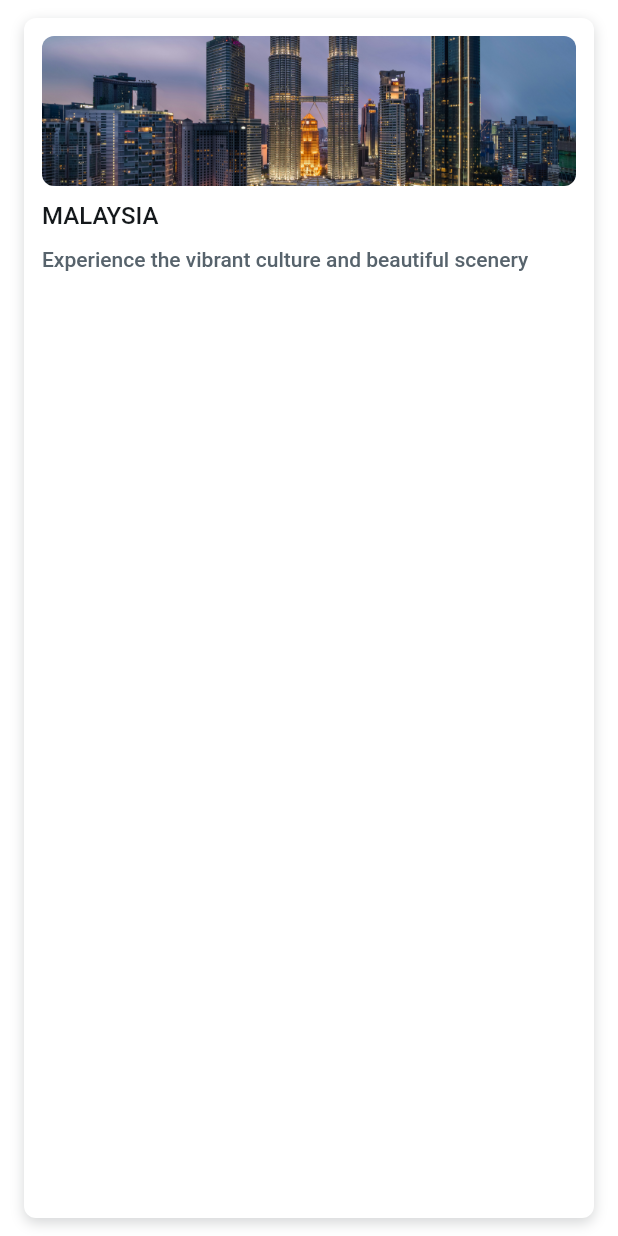
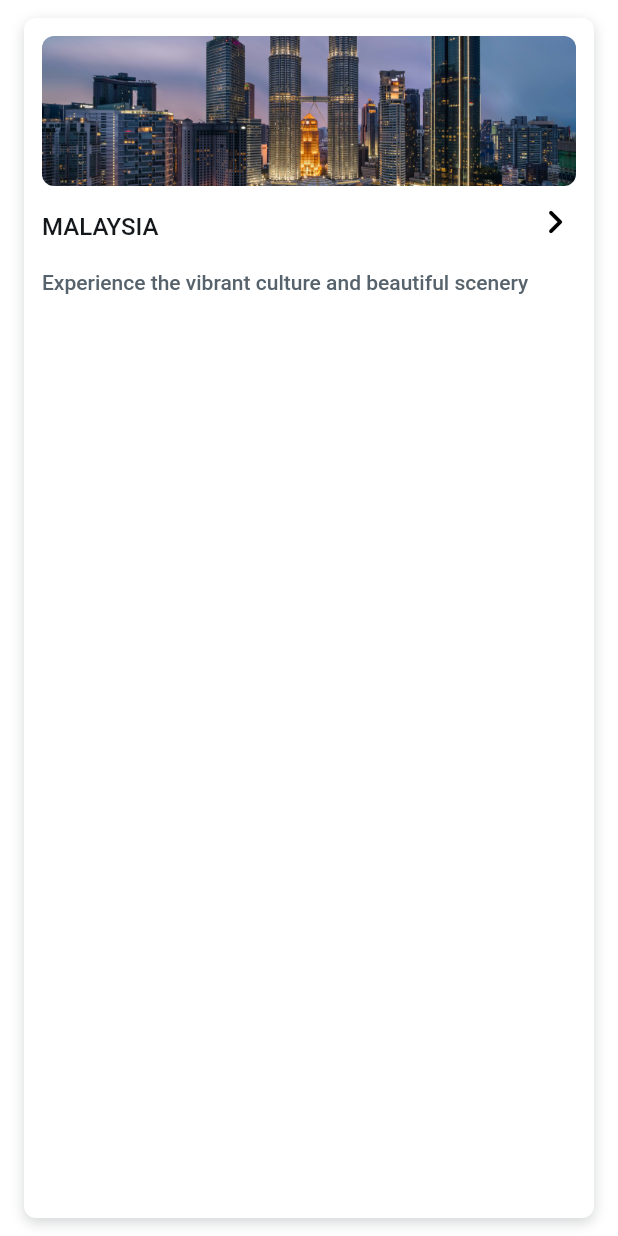
Before and after one commit to REM-moe/Foxy_Holidays_app, a Flutter app: the DestinationCard widget shown alone on an empty page, opened directly, on a phone screen of 412 x 824 dp. Run offline on Flutter 3.47's test engine with Material 3 defaults, Android fonts, the phone set to English and light mode, and no system bars; our stand-ins replace flutter_rating_bar.

Commit message:
foxy holidays 0.0.1

```diff
--- a/foxy_holidays/lib/components/focy_country_card.dart
+++ b/foxy_holidays/lib/components/focy_country_card.dart
@@ -57,6 +57,7 @@ class DestinationCard extends StatelessWidget {
                   padding: const EdgeInsetsDirectional.fromSTEB(0, 8, 0, 8),
                   child: Row(
                     mainAxisSize: MainAxisSize.max,
+                    mainAxisAlignment: MainAxisAlignment.spaceBetween,
                     children: [
                       Text(
                         countryName,
@@ -65,6 +66,23 @@ class DestinationCard extends StatelessWidget {
                           fontSize: 16,
                           letterSpacing: 0,
                           fontWeight: FontWeight.w500,
+                        ),
+                      ),
+                      Padding(
+                        padding:
+                            const EdgeInsetsDirectional.fromSTEB(0, 0, 0, 8),
+                        child: Container(
+                          width: 30,
+                          height: 30,
+                          decoration: const BoxDecoration(
+                            color: Colors.white,
+                            shape: BoxShape.circle,
+                          ),
+                          child: const Icon(
+                            Icons.chevron_right_rounded,
+                            color: Colors.black,
+                            size: 32,
+                          ),
                         ),
                       ),
                     ],
--- a/foxy_holidays/lib/components/foxy_visa.dart
+++ b/foxy_holidays/lib/components/foxy_visa.dart
@@ -62,7 +62,7 @@ class FlightInfoCard extends StatelessWidget {
                     Align(
                       alignment: const AlignmentDirectional(0, 0),
                       child: Text(
-                        'GET YOUR VISA VIA FOXY HOLIDAYS',
+                        'CLICK TO GET YOUR VISA VIA FOXY HOLIDAYS',
                         style: Theme.of(context).textTheme.bodyMedium?.copyWith(
                               color: Colors.black,
                               letterSpacing: 0,
```
Also changed, not shown: foxy_holidays/lib/components/foxy_instagram.dart (added, +100 -0 lines), foxy_holidays/lib/pages/main_page.dart (+13 -7 lines), foxy_holidays/assets/images/foxy.png (added), 1 other file.
